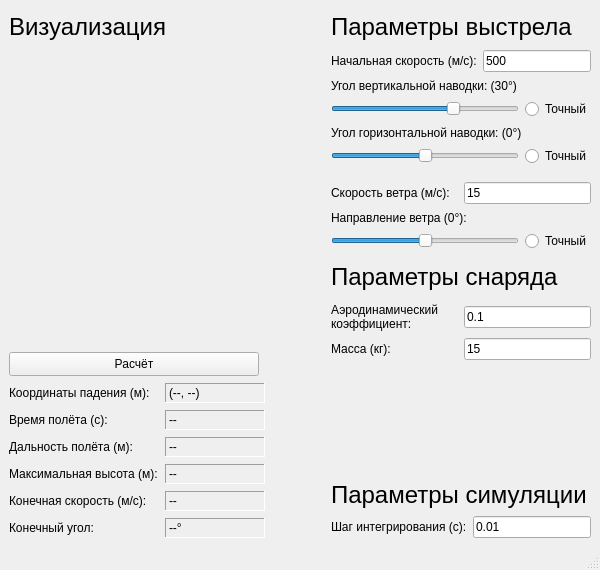
Before: the Qt Designer form mainwindow.ui in spaceshine/Ballistic-calc, drawn with Qt 5.
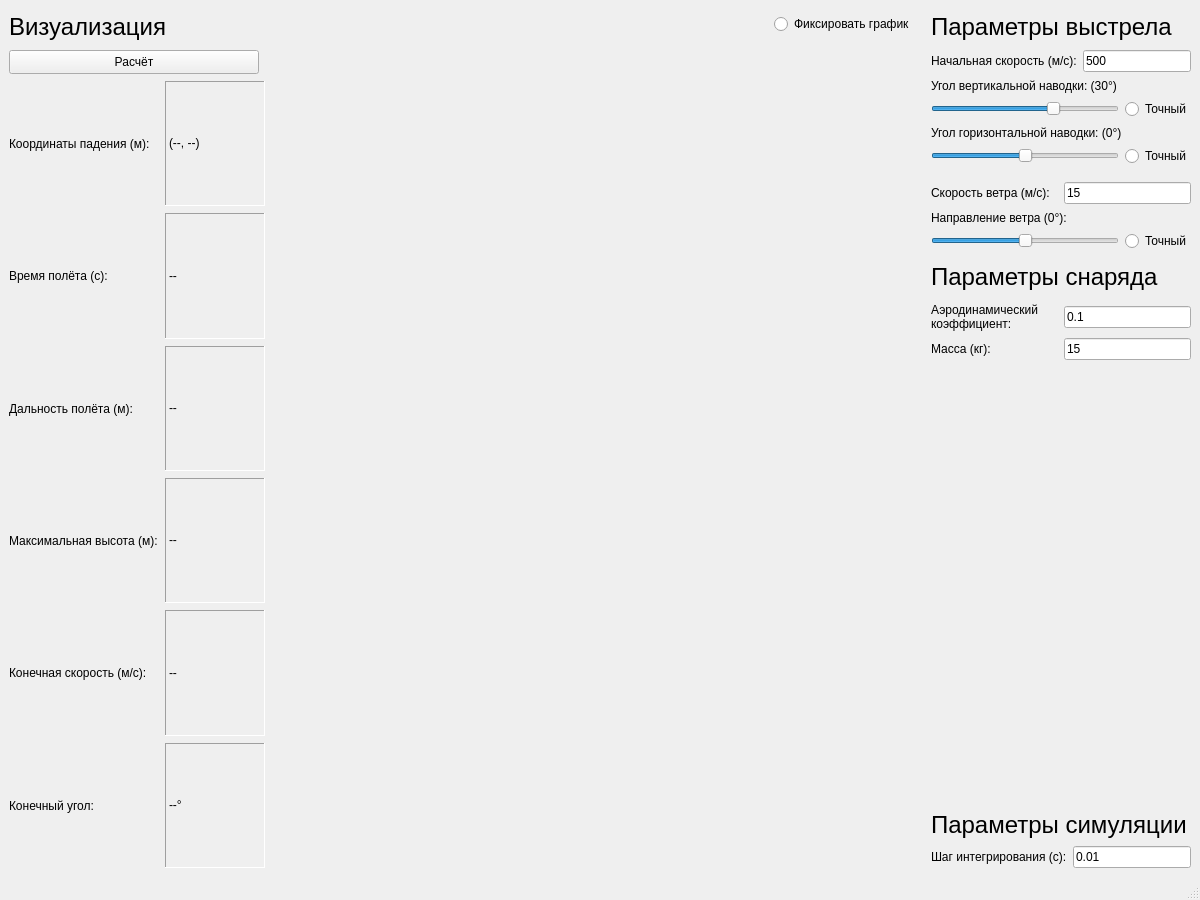
After: the same form once the commit is applied. Icons and pictures are not drawn.

Diff of the .ui file:
```diff
--- a/mainwindow.ui
+++ b/mainwindow.ui
@@ -9,8 +9,8 @@
    <rect>
     <x>0</x>
     <y>0</y>
-    <width>600</width>
-    <height>570</height>
+    <width>1200</width>
+    <height>900</height>
    </rect>
   </property>
   <property name="sizePolicy">
@@ -49,6 +49,8 @@
     <item>
      <layout class="QVBoxLayout" name="verticalLayout">
       <item>
+       <layout class="QHBoxLayout" name="horizontalLayout_15">
+        <item>
        <widget class="QLabel" name="label_10">
         <property name="sizePolicy">
          <sizepolicy hsizetype="Preferred" vsizetype="Preferred">
@@ -82,6 +84,28 @@
        </widget>
       </item>
       <item>
+         <spacer name="horizontalSpacer_8">
+          <property name="orientation">
+           <enum>Qt::Horizontal</enum>
+          </property>
+          <property name="sizeHint" stdset="0">
+           <size>
+            <width>40</width>
+            <height>20</height>
+           </size>
+          </property>
+         </spacer>
+        </item>
+        <item>
+         <widget class="QRadioButton" name="btn_fixed">
+          <property name="text">
+           <string>Фиксировать график</string>
+          </property>
+         </widget>
+        </item>
+       </layout>
+      </item>
+      <item>
        <spacer name="verticalSpacer_10">
         <property name="orientation">
          <enum>Qt::Vertical</enum>
@@ -98,20 +122,7 @@
        </spacer>
       </item>
       <item>
-       <widget class="QWidget" name="widget" native="true">
-        <property name="sizePolicy">
-         <sizepolicy hsizetype="Expanding" vsizetype="Expanding">
-          <horstretch>0</horstretch>
-          <verstretch>0</verstretch>
-         </sizepolicy>
-        </property>
-        <property name="minimumSize">
-         <size>
-          <width>0</width>
-          <height>170</height>
-         </size>
-        </property>
-       </widget>
+       <layout class="QVBoxLayout" name="vis_chart"/>
       </item>
       <item>
        <widget class="QPushButton" name="pushButton_start">
```
Left out of the diff: 6 changed lines with no effect on the pictures. Lines whose indentation alone changed are shown as unchanged.
